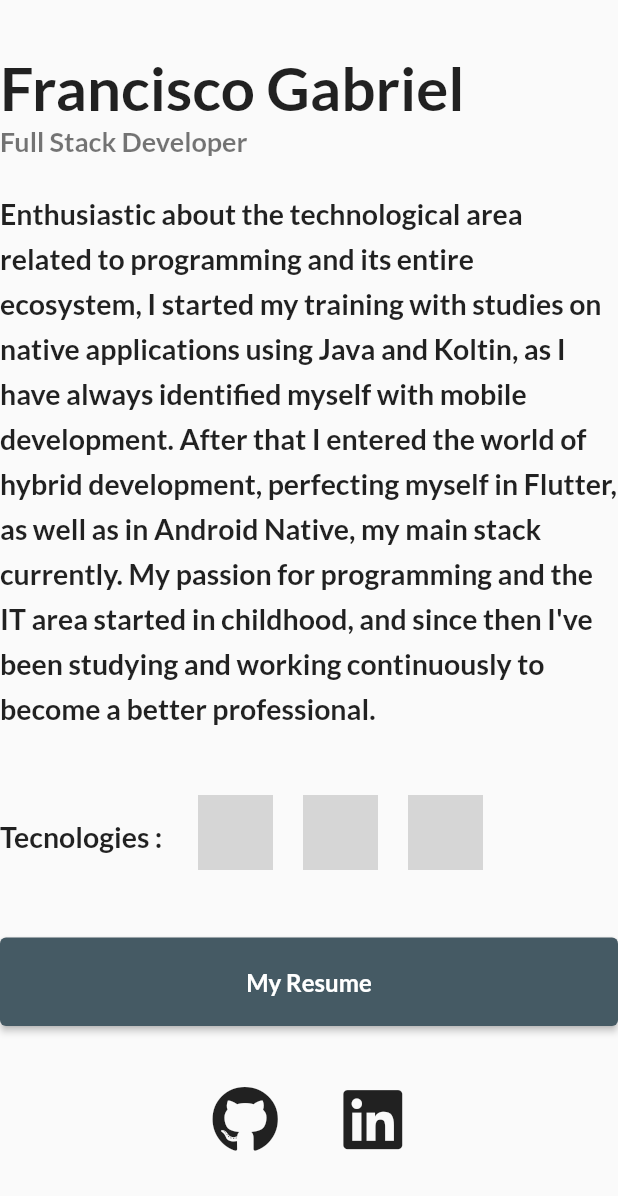
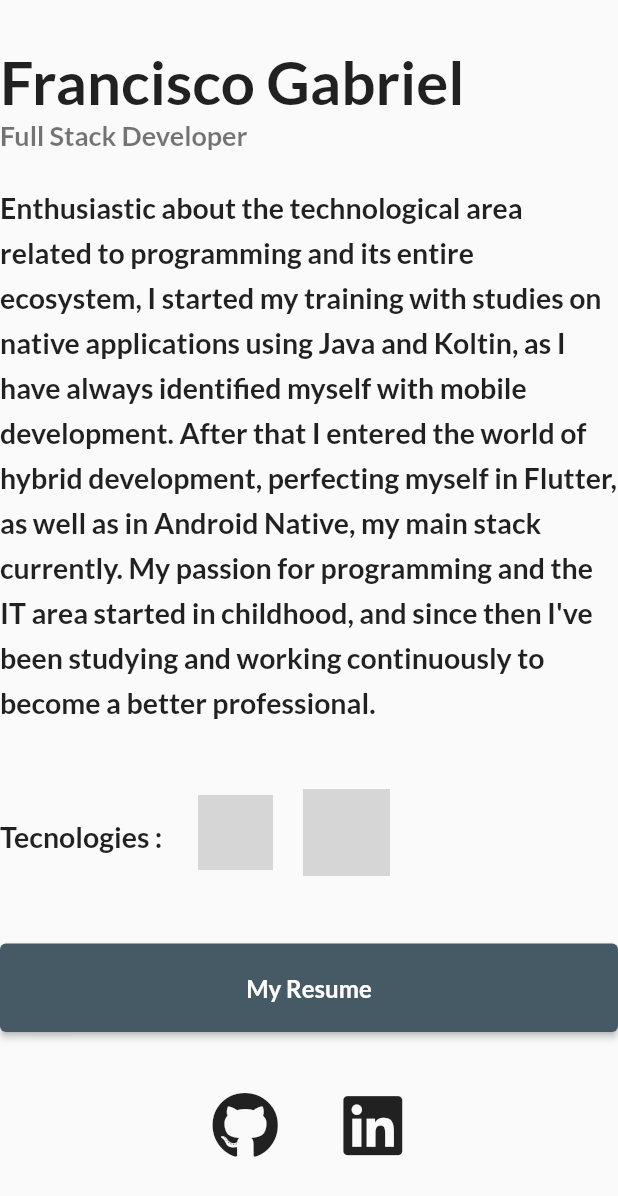
Before and after one commit to Franciscof11/Portfolio_Flutter_Web, a Flutter app: the ProfileDetailsSection widget shown alone on an empty page, opened directly, on a phone screen of 412 x 824 dp. Shown: the top 1196 px of the screen. Run offline on Flutter 3.47's test engine with Material 2 defaults, Android fonts, the phone set to English and light mode, and no system bars; our stand-ins replace animated_text_kit, font_awesome_flutter, google_fonts, lottie, shimmer; missing offline and left inert: container_tab_indicator, vs_scrollbar; network calls fail; grey boxes are pictures that could not be loaded.

Commit message:
rrefactor : Adding new technologies icons

```diff
--- a/lib/Custom Things/profile_details_section.dart
+++ b/lib/Custom Things/profile_details_section.dart
@@ -71,21 +71,11 @@ class ProfileDetailsSection extends StatelessWidget {
               ),
               SizedBox(width: 20),
               Container(
-                height: 50,
-                width: 50,
+                height: 58,
+                width: 58,
                 decoration: BoxDecoration(
                   image: DecorationImage(
-                    image: AssetImage('assets/icons/kotlin.png'),
-                  ),
-                ),
-              ),
-              SizedBox(width: 20),
-              Container(
-                height: 50,
-                width: 50,
-                decoration: BoxDecoration(
-                  image: DecorationImage(
-                    image: AssetImage('assets/icons/java.png'),
+                    image: AssetImage('assets/icons/react.png'),
                   ),
                 ),
               ),
```
Also changed, not shown: assets/icons/java.png (deleted), assets/icons/kotlin.png (deleted), assets/icons/react.png (added), pubspec.lock.
